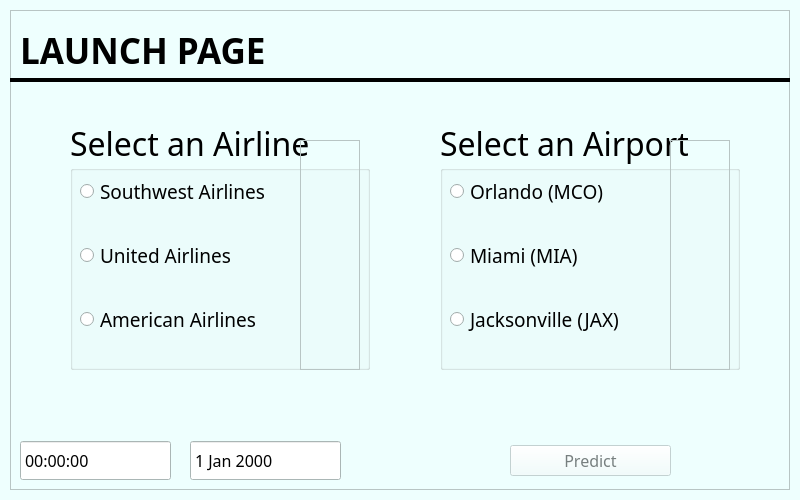
This is ASRTProgramGUI.ui in steuberj/Airline-Status-Reliability-Tracker as Qt 5 draws it before an edit. The edited form follows.
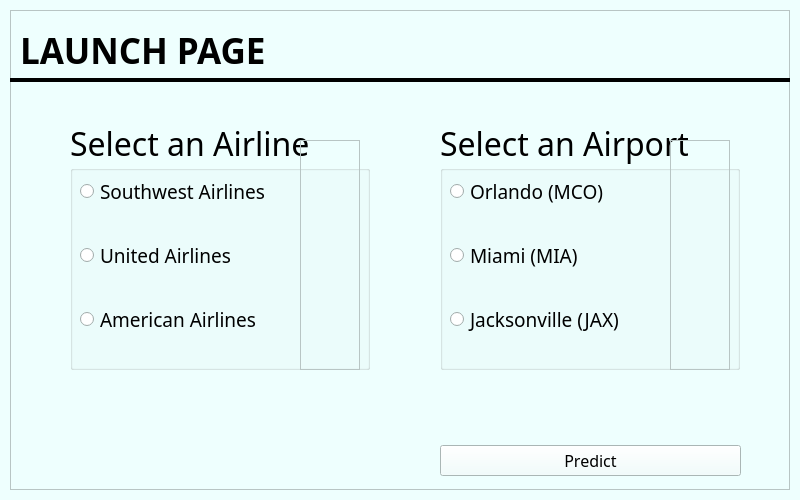
This is the edited form. Icons and pictures are not drawn.

The edit to the form file:
```diff
--- a/ASRTProgramGUI.ui
+++ b/ASRTProgramGUI.ui
@@ -776,67 +776,12 @@
         </widget>
        </widget>
       </widget>
-      <widget class="QTimeEdit" name="launchPageTime">
-       <property name="geometry">
-        <rect>
-         <x>10</x>
-         <y>430</y>
-         <width>151</width>
-         <height>41</height>
-        </rect>
-       </property>
-       <property name="readOnly">
-        <bool>true</bool>
-       </property>
-       <property name="buttonSymbols">
-        <enum>QAbstractSpinBox::NoButtons</enum>
-       </property>
-       <property name="date">
-        <date>
-         <year>2024</year>
-         <month>4</month>
-         <day>7</day>
-        </date>
-       </property>
-       <property name="currentSection">
-        <enum>QDateTimeEdit::HourSection</enum>
-       </property>
-       <property name="calendarPopup">
-        <bool>false</bool>
-       </property>
-      </widget>
-      <widget class="QDateEdit" name="launchPageDate">
-       <property name="geometry">
-        <rect>
-         <x>180</x>
-         <y>430</y>
-         <width>151</width>
-         <height>41</height>
-        </rect>
-       </property>
-       <property name="layoutDirection">
-        <enum>Qt::LeftToRight</enum>
-       </property>
-       <property name="readOnly">
-        <bool>true</bool>
-       </property>
-       <property name="buttonSymbols">
-        <enum>QAbstractSpinBox::NoButtons</enum>
-       </property>
-       <property name="time">
-        <time>
-         <hour>12</hour>
-         <minute>0</minute>
-         <second>0</second>
-        </time>
-       </property>
-      </widget>
       <widget class="QWidget" name="horizontalLayoutWidget">
        <property name="geometry">
         <rect>
-         <x>500</x>
+         <x>430</x>
          <y>430</y>
-         <width>161</width>
+         <width>301</width>
          <height>41</height>
         </rect>
        </property>
@@ -844,7 +789,7 @@
         <item>
          <widget class="QPushButton" name="LtoRPageButton">
           <property name="enabled">
-           <bool>false</bool>
+           <bool>true</bool>
           </property>
           <property name="sizePolicy">
            <sizepolicy hsizetype="Minimum" vsizetype="Fixed">
```
Left out of the diff: 79 changed lines with no effect on the pictures.
